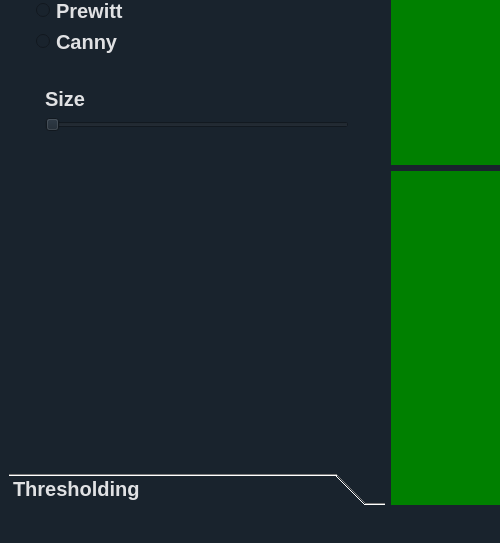
Qt form testui.ui (omarshaban02/Imagizer) before a commit; both pictures show x 0 to 500 and y 243 to 786 of the 1159 by 786 pixel window.
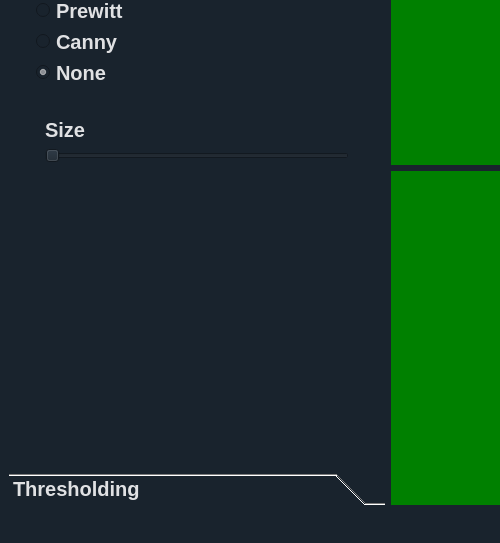
The same form after that commit. The open tabs and pages were chosen to show the change. Icons and pictures are not drawn. Custom widgets are drawn as their Qt base class.

What changed in the file:
```diff
--- a/testui.ui
+++ b/testui.ui
@@ -946,6 +946,16 @@
                     </property>
                    </widget>
                   </item>
+                  <item>
+                   <widget class="QRadioButton" name="radio_none_edges">
+                    <property name="text">
+                     <string>None</string>
+                    </property>
+                    <property name="checked">
+                     <bool>true</bool>
+                    </property>
+                   </widget>
+                  </item>
                  </layout>
                 </widget>
                </item>
@@ -1002,7 +1012,7 @@
                      <property name="sizeHint" stdset="0">
                       <size>
                        <width>20</width>
-                       <height>257</height>
+                       <height>226</height>
                       </size>
                      </property>
                     </spacer>
```
Left out of the diff: 2 changed lines with no effect on the pictures. Lines whose indentation alone changed are shown as unchanged.
